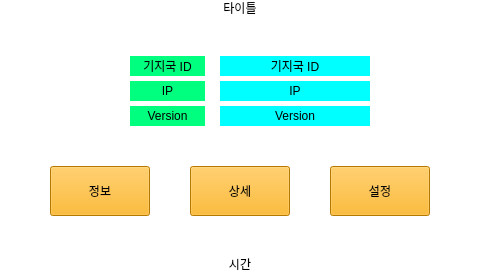
Old version of the form QT_projet/untitled2/application.ui in the repository kimseungdo/CPP_NOTEBOOK.
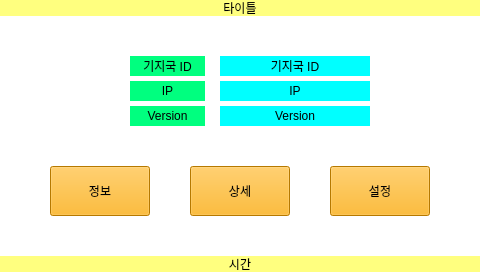
New version of the form.

The edit to the form file:
```diff
--- a/QT_projet/untitled2/application.ui
+++ b/QT_projet/untitled2/application.ui
@@ -41,6 +41,9 @@
       <height>16</height>
      </rect>
     </property>
+    <property name="styleSheet">
+     <string notr="true">background-color: rgb(255, 255, 127);</string>
+    </property>
     <property name="text">
      <string>시간</string>
     </property>
@@ -57,6 +60,9 @@
       <height>16</height>
      </rect>
     </property>
+    <property name="styleSheet">
+     <string notr="true">background-color: rgb(255, 255, 127);</string>
+    </property>
     <property name="text">
      <string>타이틀</string>
     </property>
```
